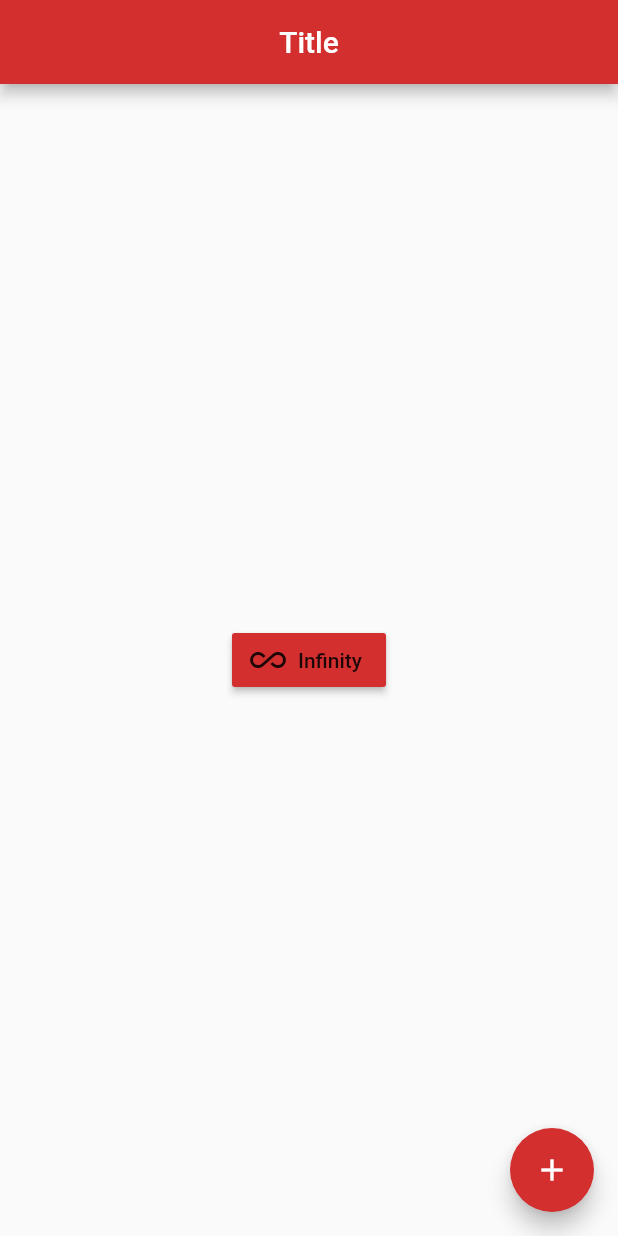
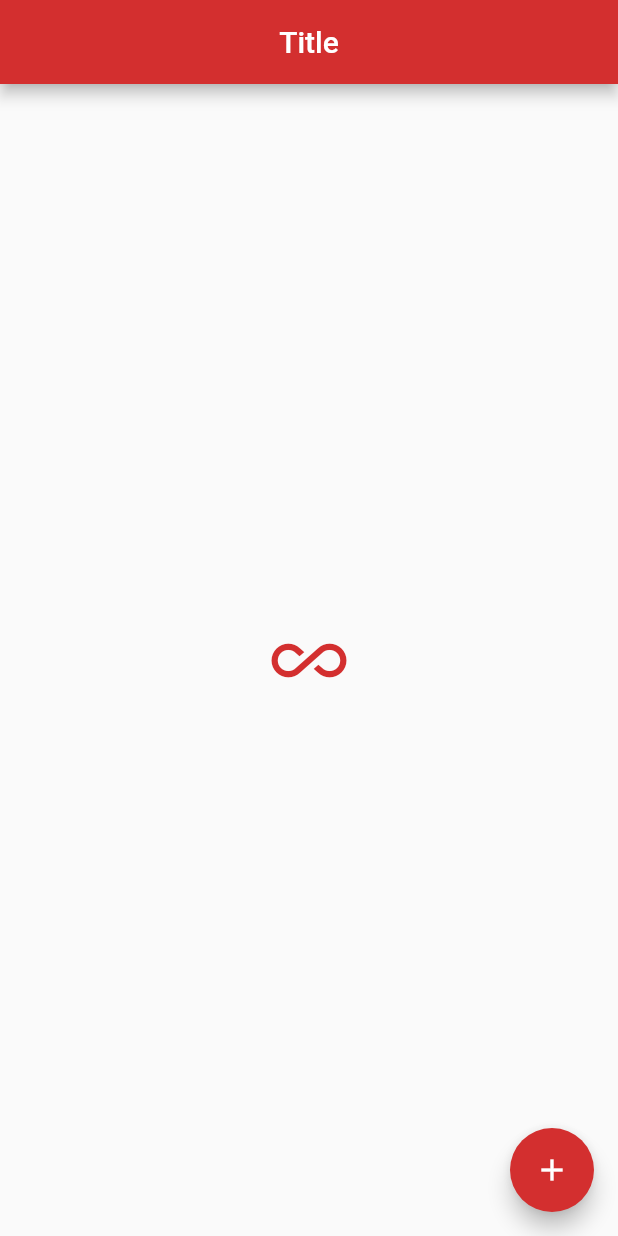
Before and after one commit to srtulon/flutter-projects, a Flutter app: the screen it shows after launch, on a phone screen of 412 x 824 dp. Run offline on Flutter 3.47's test engine with Material 2 defaults, Android fonts, the phone set to English and light mode, and no system bars.

Commit message:
Update main.dart

```diff
--- a/flutter_app/lib/main.dart
+++ b/flutter_app/lib/main.dart
@@ -17,14 +17,14 @@ class Home extends StatelessWidget {
         centerTitle: true,
       ),
       body: Center(
-        child: RaisedButton.icon(
+        child: IconButton(
           icon: Icon(
             Icons.all_inclusive_outlined
           ),
           onPressed: (){
             print('Infinity');
           },
-          label: Text('Infinity'),
+          iconSize: 50,
           color: Colors.red[700],
         )
       ),
```
